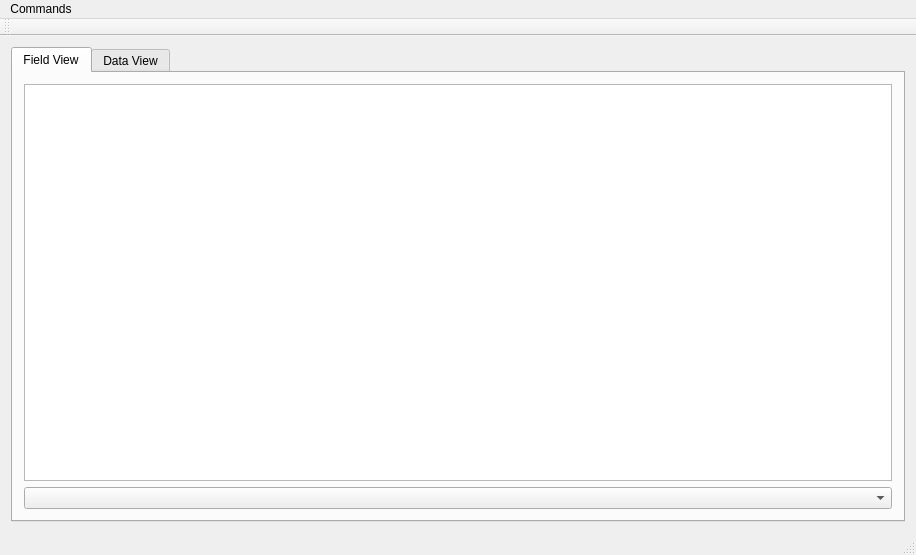
Before: the Qt Designer form cataglyphis_gui/qt_project_src/cataglyphis_gui/cataglyphis_gui.ui in wvu-irl/cataglyphis3-software, drawn with Qt 5.
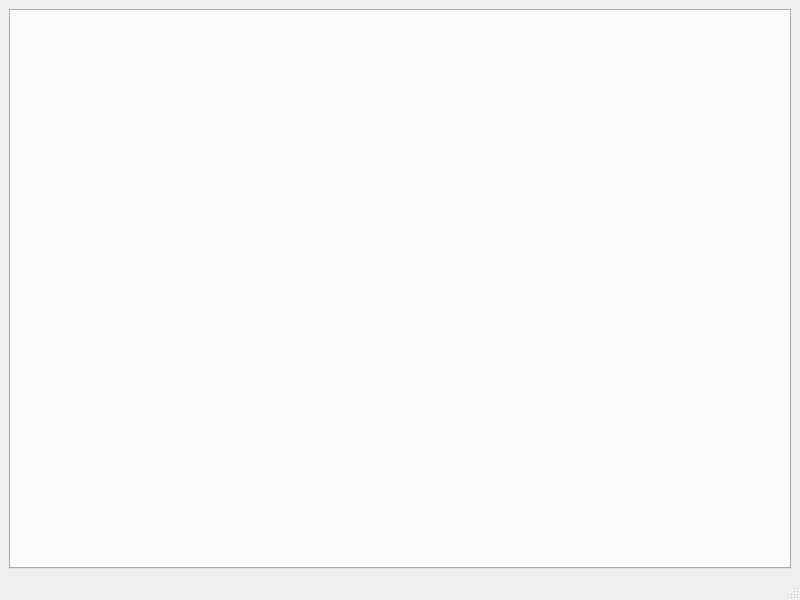
After: the same form once the commit is applied.

Patch:
```diff
--- a/cataglyphis_gui/qt_project_src/cataglyphis_gui/cataglyphis_gui.ui
+++ b/cataglyphis_gui/qt_project_src/cataglyphis_gui/cataglyphis_gui.ui
@@ -6,66 +6,17 @@
    <rect>
     <x>0</x>
     <y>0</y>
-    <width>916</width>
-    <height>555</height>
+    <width>800</width>
+    <height>600</height>
    </rect>
   </property>
   <property name="windowTitle">
    <string>Cataglyphis_Gui</string>
   </property>
-  <widget class="QWidget" name="centralWidget">
-   <layout class="QVBoxLayout" name="verticalLayout_3">
+  <widget class="QWidget" name="centralwidget">
+   <layout class="QVBoxLayout" name="verticalLayout">
     <item>
-     <widget class="QTabWidget" name="tabWidget">
-      <property name="currentIndex">
-       <number>0</number>
-      </property>
-      <widget class="QWidget" name="fieldViewTab">
-       <attribute name="title">
-        <string>Field View</string>
-       </attribute>
-       <layout class="QVBoxLayout" name="verticalLayout_2">
-        <item>
-         <layout class="QVBoxLayout" name="verticalLayout">
-          <item>
-           <widget class="QGraphicsView" name="fieldDisplay">
-            <property name="renderHints">
-             <set>QPainter::Antialiasing</set>
-            </property>
-            <property name="dragMode">
-             <enum>QGraphicsView::ScrollHandDrag</enum>
-            </property>
-           </widget>
-          </item>
-          <item>
-           <widget class="QComboBox" name="fieldSelector">
-            <item>
-             <property name="text">
-              <string> </string>
-             </property>
-            </item>
-            <item>
-             <property name="text">
-              <string>Institute Park</string>
-             </property>
-            </item>
-            <item>
-             <property name="text">
-              <string>MRB-Library Field</string>
-             </property>
-            </item>
-           </widget>
-          </item>
-         </layout>
-        </item>
-       </layout>
-      </widget>
-      <widget class="QWidget" name="dataViewTab">
-       <attribute name="title">
-        <string>Data View</string>
-       </attribute>
-      </widget>
-     </widget>
+     <widget class="QTabWidget" name="guiTabber"/>
     </item>
    </layout>
   </widget>
@@ -74,47 +25,13 @@
     <rect>
      <x>0</x>
      <y>0</y>
-     <width>916</width>
+     <width>800</width>
      <height>25</height>
     </rect>
    </property>
-   <widget class="QMenu" name="menuCommands">
-    <property name="title">
-     <string>Commands</string>
-    </property>
-    <addaction name="actionConnect"/>
-    <addaction name="actionPlaceholder"/>
-    <addaction name="separator"/>
-    <addaction name="actionPlaceholder2"/>
-   </widget>
-   <addaction name="menuCommands"/>
   </widget>
-  <widget class="QToolBar" name="mainToolBar">
-   <attribute name="toolBarArea">
-    <enum>TopToolBarArea</enum>
-   </attribute>
-   <attribute name="toolBarBreak">
-    <bool>false</bool>
-   </attribute>
-  </widget>
-  <widget class="QStatusBar" name="statusBar"/>
-  <action name="actionConnect">
-   <property name="text">
-    <string>Connect</string>
-   </property>
-  </action>
-  <action name="actionPlaceholder">
-   <property name="text">
-    <string>Placeholder</string>
-   </property>
-  </action>
-  <action name="actionPlaceholder2">
-   <property name="text">
-    <string>Placeholder2</string>
-   </property>
-  </action>
+  <widget class="QStatusBar" name="statusbar"/>
  </widget>
- <layoutdefault spacing="6" margin="11"/>
  <resources/>
  <connections/>
 </ui>
```
Left out of the diff: 8 changed lines with no effect on the pictures.
